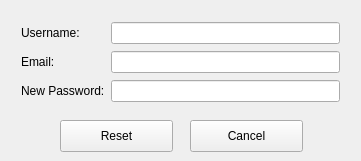
First picture: the form in reset_password_window.ui, repository allenh1/timefuse-client, before the edit.
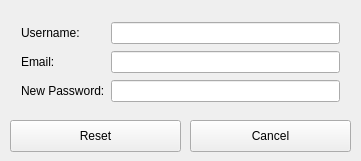
Second picture: the form after the edit.

Diff of the .ui file:
```diff
--- a/reset_password_window.ui
+++ b/reset_password_window.ui
@@ -58,9 +58,9 @@
   <widget class="QPushButton" name="reset_button">
    <property name="geometry">
     <rect>
-     <x>60</x>
+     <x>10</x>
      <y>120</y>
-     <width>113</width>
+     <width>171</width>
      <height>32</height>
     </rect>
    </property>
@@ -73,7 +73,7 @@
     <rect>
      <x>190</x>
      <y>120</y>
-     <width>113</width>
+     <width>161</width>
      <height>32</height>
     </rect>
    </property>
```
